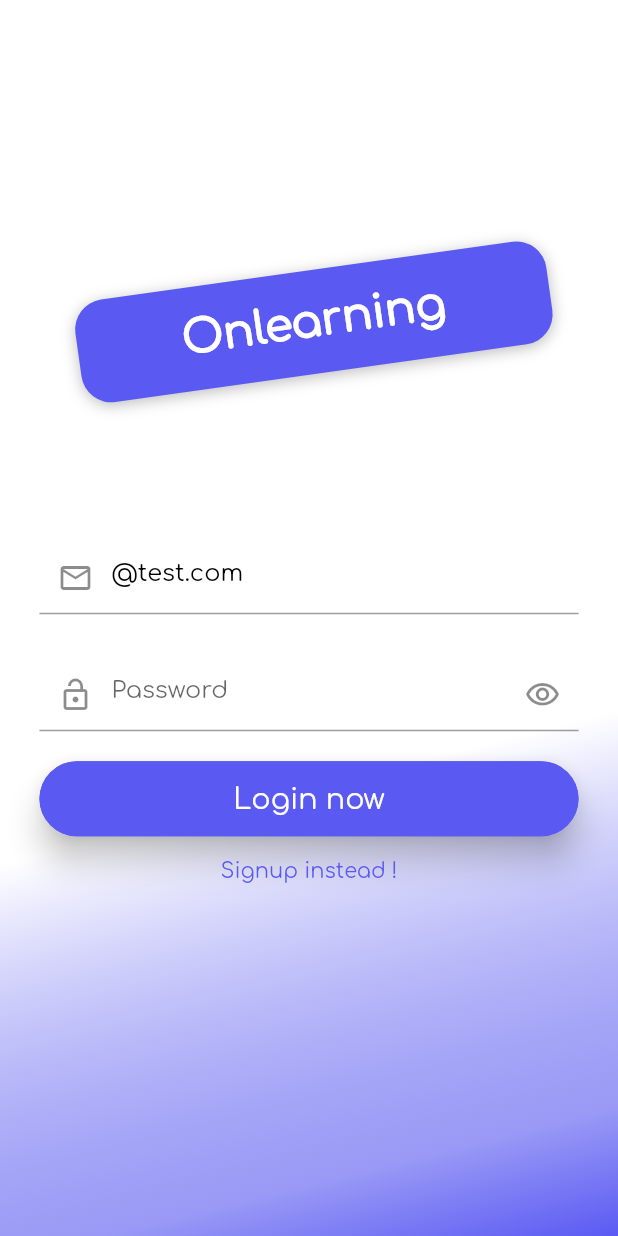
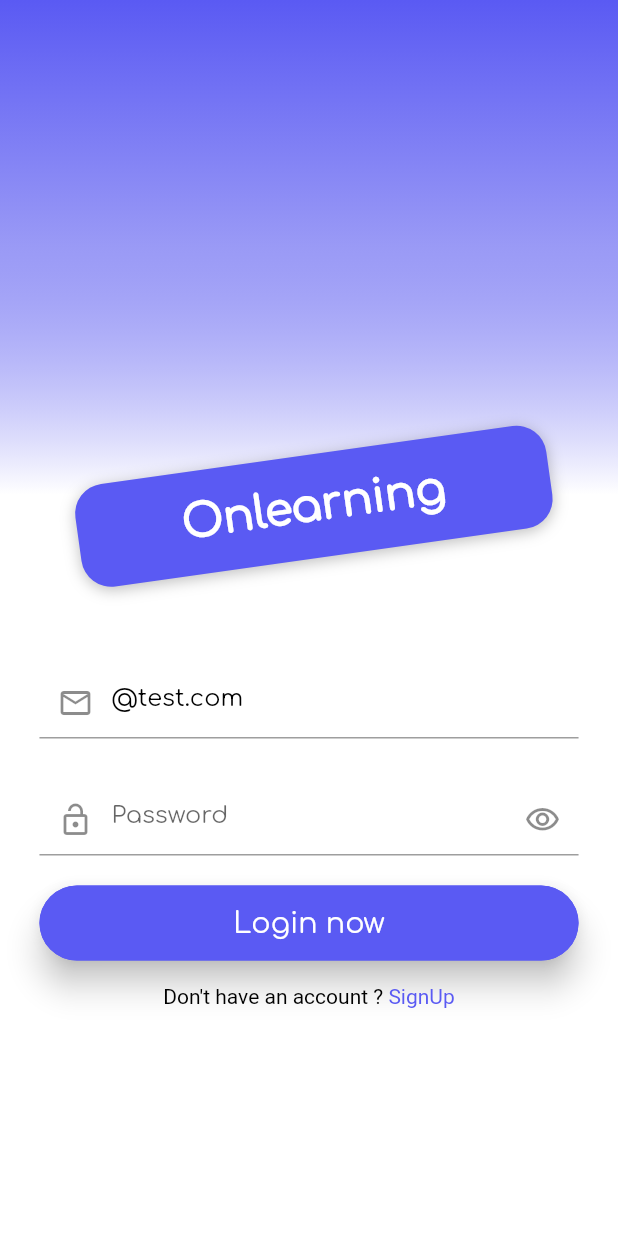
Before and after one commit to mlysiasnathan/onlearning_mobile, a Flutter app: the screen it shows after launch, on a phone screen of 412 x 824 dp. Run offline on Flutter 3.47's test engine with Material 2 defaults, Android fonts, the light colour scheme and no system bars; our stand-ins replace image_picker, shared_preferences; missing offline and left inert: syncfusion_flutter_pdfviewer; accounts and stored records are empty.

Commit message:
working on animations and UI and user interactions such as Taost,modals and so on

```diff
--- a/lib/routes/auth_screen.dart
+++ b/lib/routes/auth_screen.dart
@@ -6,7 +6,7 @@ import 'package:provider/provider.dart';
 import '../providers/providers.dart';
 import '../models/models.dart';
 
-enum AuthMode { Signup, Login }
+enum AuthMode { signup, login }
 
 class AuthScreen extends StatelessWidget {
   static const routeName = '/auth';
@@ -24,14 +24,14 @@ class AuthScreen extends StatelessWidget {
             decoration: BoxDecoration(
               gradient: LinearGradient(
                 colors: [
+                  const Color.fromRGBO(90, 90, 243, 1),
+                  const Color.fromRGBO(90, 90, 243, 1).withOpacity(0.6),
                   Colors.white,
                   Colors.white,
-                  const Color.fromRGBO(90, 90, 243, 1).withOpacity(0.6),
-                  const Color.fromRGBO(90, 90, 243, 1)
                 ],
                 begin: Alignment.topCenter,
-                end: Alignment.bottomRight,
-                stops: const [0.1, 0.6, 0.9, 1],
+                end: Alignment.bottomCenter,
+                stops: const [0.0, 0.2, 0.4, 1],
               ),
             ),
           ),
@@ -40,7 +40,7 @@ class AuthScreen extends StatelessWidget {
               height: deviceSize.height,
               width: deviceSize.width,
               child: Column(
-                mainAxisAlignment: MainAxisAlignment.center,
+                mainAxisAlignment: MainAxisAlignment.end,
                 crossAxisAlignment: CrossAxisAlignment.center,
                 children: <Widget>[
                   Flexible(
@@ -74,6 +74,7 @@ class AuthScreen extends StatelessWidget {
                     flex: deviceSize.width > 600 ? 2 : 1,
                     child: const AuthCard(),
                   ),
+                  const SizedBox(height: 100),
                 ],
               ),
             ),
@@ -85,16 +86,16 @@ class AuthScreen extends StatelessWidget {
 }
 
 class AuthCard extends StatefulWidget {
-  const AuthCard({super.key});
+  const AuthCard({Key? key}) : super(key: key);
 
   @override
-  _AuthCardState createState() => _AuthCardState();
+  State<AuthCard> createState() => _AuthCardState();
 }
 
 class _AuthCardState extends State<AuthCard>
     with SingleTickerProviderStateMixin {
   final GlobalKey<FormState> _formKey = GlobalKey();
-  AuthMode _authMode = AuthMode.Login;
+  AuthMode _authMode = AuthMode.login;
   final Map<String, String> _authData = {
     'user_name': '',
     'email': '',
@@ -103,30 +104,6 @@ class _AuthCardState extends State<AuthCard>
   };
   var _isLoading = false;
   final _passwordController = TextEditingController();
-  late AnimationController _controller;
-  late Animation<Size> _heightAnimation;
-  // void _showErrorDialog(String message) {
-  //   showDialog<void>(
-  //     context: context,
-  //     builder: (ctx) => AlertDialog(
-  //       shape: RoundedRectangleBorder(borderRadius: BorderRadius.circular(30)),
-  //       title: const Text(
-  //         'An error occurred !',
-  //         style: TextStyle(color: Colors.red),
-  //       ),
-  //       content: Text(message),
-  //       actionsAlignment: MainAxisAlignment.center,
-  //       actions: [
-  //         TextButton(
-  //           onPressed: () {
-  //             Navigator.pop(ctx);
-  //           },
-  //           child: const Text('Close'),
-  //         ),
-  //       ],
-  //     ),
-  //   );
-  // }
 
   void _showErrorToast(String message) {
     ScaffoldMessenger.of(context).hideCurrentSnackBar();
@@ -146,38 +123,19 @@ class _AuthCardState extends State<AuthCard>
   }
 
   void _switchAuthMode() {
-    if (_authMode == AuthMode.Login) {
+    if (_authMode == AuthMode.login) {
       setState(() {
-        _authMode = AuthMode.Signup;
+        _authMode = AuthMode.signup;
       });
-      _controller.forward();
     } else {
       setState(() {
-        _authMode = AuthMode.Login;
+        _authMode = AuthMode.login;
       });
-      _controller.reverse();
     }
   }
 
   @override
-  void initState() {
-    _controller = AnimationController(
-      vsync: this,
-      duration: const Duration(milliseconds: 300),
-    );
-    _heightAnimation = Tween<Size>(
-      begin: const Size(double.infinity, 350),
-      end: const Size(double.infinity, 500),
-    ).animate(
-      CurvedAnimation(parent: _controller, curve: Curves.fastOutSlowIn),
-    );
-    _heightAnimation.addListener(() => setState(() {}));
-    super.initState();
-  }
-
-  @override
   void dispose() {
-    _controller.dispose();
     _emailFocus.dispose();
     _password.dispose();
     _confirmPassword.dispose();
@@ -191,9 +149,8 @@ class _AuthCardState extends State<AuthCard>
   @override
   Widget build(BuildContext context) {
     final userData = Provider.of<Auth>(context, listen: false);
-    Future<void> _submit() async {
+    Future<void> submit() async {
       if (!_formKey.currentState!.validate()) {
-        // Invalid!
         return;
       }
       _formKey.currentState?.save();
@@ -201,13 +158,13 @@ class _AuthCardState extends State<AuthCard>
         _isLoading = true;
       });
       try {
-        if (_authMode == AuthMode.Login) {
+        if (_authMode == AuthMode.login) {
           await userData.login(_authData['email']!, _authData['password']!);
         } else {
           await userData.register(_authData['user_name']!, _authData['email']!,
               _authData['password']!);
         }
-      } on MyPersonalHttpException catch (error) {
+      } on MyPersonalHttpException catch (_) {
         var errorMessage = 'Could not Authenticate you. Try later !';
         _showErrorToast(errorMessage);
       } catch (error) {
@@ -220,27 +177,33 @@ class _AuthCardState extends State<AuthCard>
 
     final deviceSize = MediaQuery.of(context).size;
     return AnimatedContainer(
-      duration: const Duration(milliseconds: 300),
-      height: _authMode == AuthMode.Signup ? 500 : 350,
+      duration: const Duration(milliseconds: 500),
+      height: _authMode == AuthMode.signup
+          ? deviceSize.height * 0.60
+          : deviceSize.height * 0.40,
       constraints: BoxConstraints(
-          minHeight: _heightAnimation
-              .value.height), // _authMode == AuthMode.Signup ? 320 : 260),
+        minHeight: _authMode == AuthMode.signup
+            ? deviceSize.height * 0.60
+            : deviceSize.height * 0.40,
+      ), // _authMode == AuthMode.signup ? 320 : 260),
       width: deviceSize.width * 0.95,
       padding: EdgeInsets.only(
-          bottom: MediaQuery.of(context).viewInsets.bottom + 16,
-          right: 16,
-          left: 16,
-          top: _authMode == AuthMode.Login ? 90 : 16),
+        bottom: 16,
+        right: 16,
+        left: 16,
+        top: _authMode == AuthMode.login ? 50 : 16,
+      ),
       child: Form(
         key: _formKey,
         child: SingleChildScrollView(
           child: Column(
             crossAxisAlignment: CrossAxisAlignment.stretch,
             children: <Widget>[
-              if (_authMode == AuthMode.Signup)
+              if (_authMode == AuthMode.signup)
                 TextFormField(
+                  key: UniqueKey(),
                   style: const TextStyle(color: Colors.black),
-                  enabled: _authMode == AuthMode.Signup,
+                  enabled: _authMode == AuthMode.signup,
                   decoration: const InputDecoration(
                     hintText: 'Names :',
                     prefixIcon: Icon(Icons.person),
@@ -249,7 +212,7 @@ class _AuthCardState extends State<AuthCard>
                     FocusScope.of(context).requestFocus(_emailFocus);
                   },
                   textInputAction: TextInputAction.next,
-                  validator: _authMode == AuthMode.Signup
+                  validator: _authMode == AuthMode.signup
                       ? (value) {
                           if (value!.isEmpty) {
                             return 'Fill your names here!';
@@ -261,6 +224,7 @@ class _AuthCardState extends State<AuthCard>
                   },
                 ),
               TextFormField(
+                key: UniqueKey(),
                 style: const TextStyle(color: Colors.black),
                 initialValue: '@test.com',
                 decoration: const InputDecoration(
@@ -284,19 +248,20 @@ class _AuthCardState extends State<AuthCard>
                   _authData['email'] = value!;
                 },
               ),
-              if (_authMode == AuthMode.Login) const SizedBox(height: 30),
+              if (_authMode == AuthMode.login) const SizedBox(height: 30),
               PasswordField(
-                submit: () => _submit(),
+                submit: () => submit(),
                 password: _password,
                 authMode: _authMode,
                 confirmPassword: _confirmPassword,
                 passwordController: _passwordController,
                 authData: _authData,
               ),
-              if (_authMode == AuthMode.Signup)
+              if (_authMode == AuthMode.signup)
                 TextFormField(
+                  key: UniqueKey(),
                   style: const TextStyle(color: Colors.black),
-                  enabled: _authMode == AuthMode.Signup,
+                  enabled: _authMode == AuthMode.signup,
                   decoration: const InputDecoration(
                     hintText: 'Confirm Password',
                     prefixIcon: Icon(Icons.lock_open),
@@ -304,7 +269,7 @@ class _AuthCardState extends State<AuthCard>
                   focusNode: _confirmPassword,
                   textInputAction: TextInputAction.done,
                   obscureText: true,
-                  validator: _authMode == AuthMode.Signup
+                  validator: _authMode == AuthMode.signup
                       ? (value) {
                           if (value != _passwordController.text) {
                             return 'Passwords do not match!';
@@ -315,7 +280,7 @@ class _AuthCardState extends State<AuthCard>
                     _authData['password_confirmation'] = value!;
                   },
                   onFieldSubmitted: (_) {
-                    _submit();
+                    submit();
                   },
                 ),
               const SizedBox(height: 20),
@@ -323,14 +288,32 @@ class _AuthCardState extends State<AuthCard>
                 const Center(child: CircularProgressIndicator())
               else
                 ElevatedButton(
-                  onPressed: _submit,
+                  onPressed: submit,
                   child: Text(
-                      _authMode == AuthMode.Login ? 'Login now' : 'Signup now'),
+                      _authMode == AuthMode.login ? 'Login now' : 'Signup now'),
                 ),
               TextButton(
                 onPressed: _switchAuthMode,
-                child: Text(
-                    '${_authMode == AuthMode.Login ? 'Signup' : 'Login'} instead !'),
+                child: RichText(
+                  text: TextSpan(
+                    children: [
+                      TextSpan(
+                        text: _authMode == AuthMode.login
+                            ? 'Don\'t have an account ? '
+                            : 'Do you have an account ? ',
+                        style: const TextStyle(
+                          color: Colors.black,
+                        ),
+                      ),
+                      TextSpan(
+                        text: _authMode == AuthMode.login ? 'SignUp' : 'Login',
+                        style: const TextStyle(
+                          color: Color.fromRGBO(90, 90, 243, 1),
+                        ),
+                      ),
+                    ],
+                  ),
+                ),
               ),
             ],
           ),
@@ -366,7 +349,7 @@ class PasswordField extends StatefulWidget {
 }
 
 class _PasswordFieldState extends State<PasswordField> {
-  late bool isHiden = true;
+  late bool isHidden = true;
   @override
   Widget build(BuildContext context) {
     return TextFormField(
@@ -378,24 +361,24 @@ class _PasswordFieldState extends State<PasswordField> {
         suffixIcon: IconButton(
           onPressed: () {
             setState(() {
-              isHiden = !isHiden;
+              isHidden = !isHidden;
             });
           },
-          icon: isHiden
+          icon: isHidden
               ? const Icon(Icons.visibility_outlined)
               : const Icon(Icons.visibility_off_outlined),
         ),
       ),
       focusNode: widget._password,
-      textInputAction: widget._authMode == AuthMode.Login
+      textInputAction: widget._authMode == AuthMode.login
           ? TextInputAction.done
           : TextInputAction.next,
       onFieldSubmitted: (_) {
-        widget._authMode == AuthMode.Login
+        widget._authMode == AuthMode.login
             ? widget.submit()
             : FocusScope.of(context).requestFocus(widget._confirmPassword);
       },
-      obscureText: isHiden,
+      obscureText: isHidden,
       controller: widget._passwordController,
       validator: (value) {
         if (value!.isEmpty || value.length < 5) {
--- a/lib/widgets/category_item.dart
+++ b/lib/widgets/category_item.dart
@@ -47,6 +47,8 @@ class CategoryItem extends StatelessWidget {
                     topLeft: Radius.circular(15),
                     topRight: Radius.circular(15),
                   ),
+                  child: Hero(
+                    tag: catImg!,
                     child: FadeInImage(
                       fadeInDuration: const Duration(seconds: 1),
                       fadeOutDuration: const Duration(seconds: 1),
@@ -58,6 +60,7 @@ class CategoryItem extends StatelessWidget {
                       ),
                       image: NetworkImage(
                         '$assetsURL/storage/${catImg!}',
+                      ),
                     ),
                   ),
                 ),
--- a/lib/widgets/custom_app_bar.dart
+++ b/lib/widgets/custom_app_bar.dart
@@ -43,7 +43,9 @@ class CustomAppBar extends StatelessWidget {
                 'assets/images/line.jpg',
                 fit: BoxFit.cover,
               )
-            : FadeInImage(
+            : Hero(
+                tag: image,
+                child: FadeInImage(
                   fadeInDuration: const Duration(seconds: 1),
                   fadeOutDuration: const Duration(seconds: 1),
                   fit: BoxFit.cover,
@@ -52,6 +54,7 @@ class CustomAppBar extends StatelessWidget {
                   ),
                   image: NetworkImage(
                     '$assetsURL/storage/$image',
+                  ),
                 ),
               ),
       ),
--- a/lib/widgets/lesson_item.dart
+++ b/lib/widgets/lesson_item.dart
@@ -41,6 +41,8 @@ class LessonItem extends StatelessWidget {
                   topLeft: Radius.circular(15),
                   topRight: Radius.circular(15),
                 ),
+                child: Hero(
+                  tag: lesImg!,
                   child: FadeInImage(
                     fadeInDuration: const Duration(seconds: 1),
                     fadeOutDuration: const Duration(seconds: 1),
@@ -52,6 +54,7 @@ class LessonItem extends StatelessWidget {
                     ),
                     image: NetworkImage(
                       '$assetsURL/storage/${lesImg!}',
+                    ),
                   ),
                 ),
               ),
```
Also changed, not shown: lib/routes/edit_profile_screen.dart (+5 -11 lines), lib/routes/lesson_screen.dart (+41 -27 lines), lib/widgets/video_item.dart (+12 -8 lines), 1 other file. Lines whose indentation alone changed are shown as unchanged.
